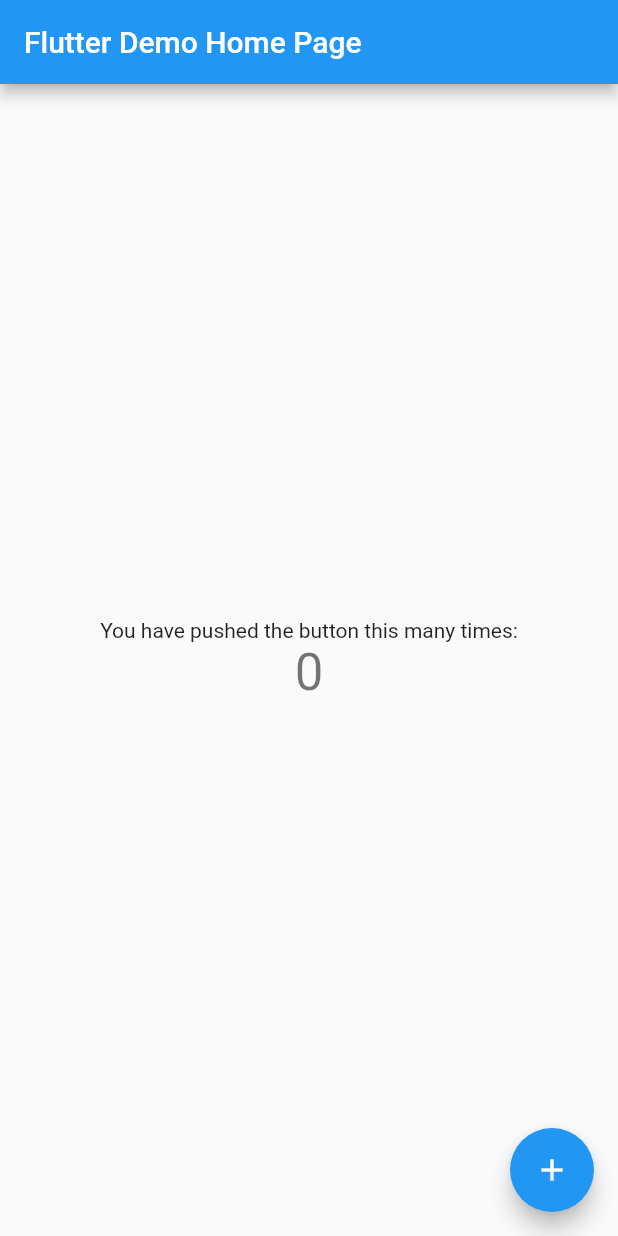
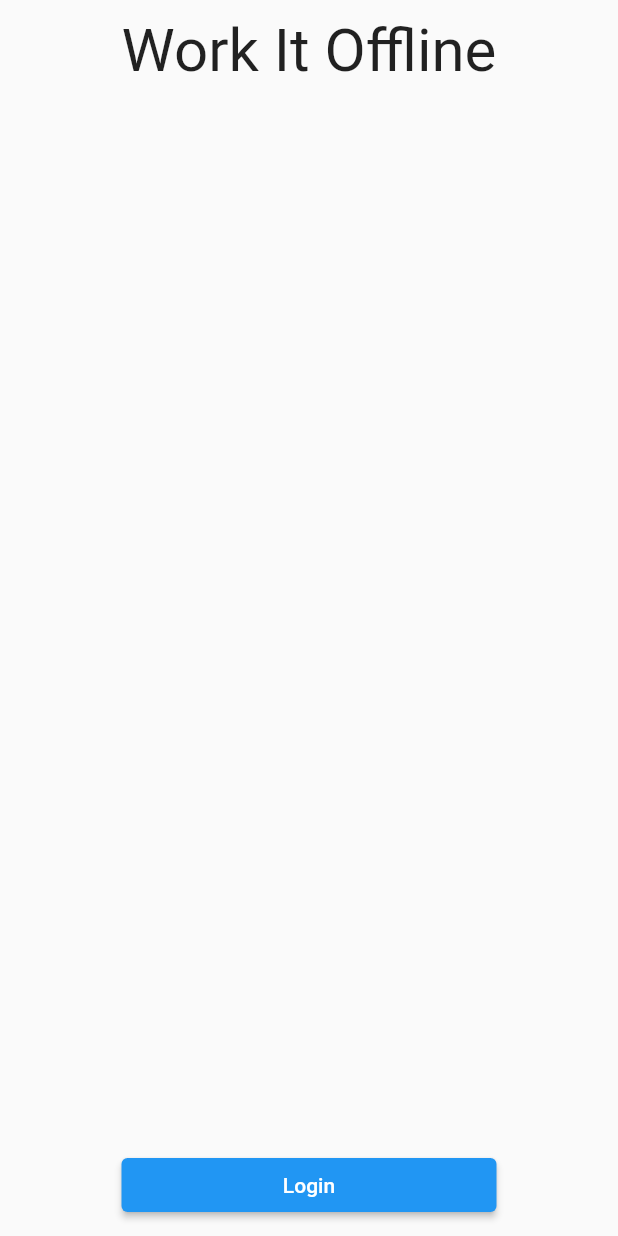
Before and after one commit to Harshit2929/WorkItOffline, a Flutter app: the screen it shows after launch, on a phone screen of 412 x 824 dp. Run offline on Flutter 3.47's test engine with Material 2 defaults, Android fonts, the phone set to English and light mode, and no system bars.

Commit message:
Added screens and routes

```diff
--- /dev/null
+++ b/app/lib/buttons.dart
@@ -0,0 +1,20 @@
+import 'package:flutter/material.dart';
+
+class ActiveButton extends StatelessWidget {
+  final String text;
+  final VoidCallback callback;
+
+  const ActiveButton({Key? key, required this.text, required this.callback})
+      : super(key: key);
+
+  @override
+  Widget build(BuildContext context) {
+    return Container(
+      width: 250,
+      child: ElevatedButton(
+        onPressed: callback,
+        child: Text(text),
+      ),
+    );
+  }
+}
--- /dev/null
+++ b/app/lib/constants/colors.dart
@@ -0,0 +1,8 @@
+import 'package:flutter/material.dart';
+//
+// final Map<int, Color> color = {
+//   50: Color(),
+// };
+class AppTheme{
+  AppTheme._();
+}
--- /dev/null
+++ b/app/lib/constants/texts.dart
@@ -0,0 +1,9 @@
+class TextConstants {
+  TextConstants._();
+
+  static const appTitle = "Work It Offline";
+  static const nrlm = "National Rural Livelihood Mission";
+
+  // buttons
+  static const login = "Login";
+}
--- a/app/lib/main.dart
+++ b/app/lib/main.dart
@@ -1,3 +1,4 @@
+import 'package:app/routes.dart';
 import 'package:flutter/material.dart';
 
 void main() {
@@ -12,104 +13,9 @@ class MyApp extends StatelessWidget {
   Widget build(BuildContext context) {
     return MaterialApp(
       title: 'Flutter Demo',
-      theme: ThemeData(
-        // This is the theme of your application.
-        //
-        // Try running your application with "flutter run". You'll see the
-        // application has a blue toolbar. Then, without quitting the app, try
-        // changing the primarySwatch below to Colors.green and then invoke
-        // "hot reload" (press "r" in the console where you ran "flutter run",
-        // or simply save your changes to "hot reload" in a Flutter IDE).
-        // Notice that the counter didn't reset back to zero; the application
-        // is not restarted.
-        primarySwatch: Colors.blue,
-      ),
-      home: const MyHomePage(title: 'Flutter Demo Home Page'),
+      theme: ThemeData(),
+      onGenerateRoute: onGenerateRoute,
+      initialRoute: AllRoutesConstants.initPage,
     );
   }
 }
-
-class MyHomePage extends StatefulWidget {
-  const MyHomePage({Key? key, required this.title}) : super(key: key);
-
-  // This widget is the home page of your application. It is stateful, meaning
-  // that it has a State object (defined below) that contains fields that affect
-  // how it looks.
-
-  // This class is the configuration for the state. It holds the values (in this
-  // case the title) provided by the parent (in this case the App widget) and
-  // used by the build method of the State. Fields in a Widget subclass are
-  // always marked "final".
-
-  final String title;
-
-  @override
-  State<MyHomePage> createState() => _MyHomePageState();
-}
-
-class _MyHomePageState extends State<MyHomePage> {
-  int _counter = 0;
-
-  void _incrementCounter() {
-    setState(() {
-      // This call to setState tells the Flutter framework that something has
-      // changed in this State, which causes it to rerun the build method below
-      // so that the display can reflect the updated values. If we changed
-      // _counter without calling setState(), then the build method would not be
-      // called again, and so nothing would appear to happen.
-      _counter++;
-    });
-  }
-
-  @override
-  Widget build(BuildContext context) {
-    // This method is rerun every time setState is called, for instance as done
-    // by the _incrementCounter method above.
-    //
-    // The Flutter framework has been optimized to make rerunning build methods
-    // fast, so that you can just rebuild anything that needs updating rather
-    // than having to individually change instances of widgets.
-    return Scaffold(
-      appBar: AppBar(
-        // Here we take the value from the MyHomePage object that was created by
-        // the App.build method, and use it to set our appbar title.
-        title: Text(widget.title),
-      ),
-      body: Center(
-        // Center is a layout widget. It takes a single child and positions it
-        // in the middle of the parent.
-        child: Column(
-          // Column is also a layout widget. It takes a list of children and
-          // arranges them vertically. By default, it sizes itself to fit its
-          // children horizontally, and tries to be as tall as its parent.
-          //
-          // Invoke "debug painting" (press "p" in the console, choose the
-          // "Toggle Debug Paint" action from the Flutter Inspector in Android
-          // Studio, or the "Toggle Debug Paint" command in Visual Studio Code)
-          // to see the wireframe for each widget.
-          //
-          // Column has various properties to control how it sizes itself and
-          // how it positions its children. Here we use mainAxisAlignment to
-          // center the children vertically; the main axis here is the vertical
-          // axis because Columns are vertical (the cross axis would be
-          // horizontal).
-          mainAxisAlignment: MainAxisAlignment.center,
-          children: <Widget>[
-            const Text(
-              'You have pushed the button this many times:',
-            ),
-            Text(
-              '$_counter',
-              style: Theme.of(context).textTheme.headline4,
-            ),
-          ],
-        ),
-      ),
-      floatingActionButton: FloatingActionButton(
-        onPressed: _incrementCounter,
-        tooltip: 'Increment',
-        child: const Icon(Icons.add),
-      ), // This trailing comma makes auto-formatting nicer for build methods.
-    );
-  }
-}
--- /dev/null
+++ b/app/lib/pages/home.dart
@@ -0,0 +1,23 @@
+import 'package:app/routes.dart';
+import 'package:flutter/material.dart';
+
+class HomePage extends StatelessWidget {
+  const HomePage({Key? key}) : super(key: key);
+
+  @override
+  Widget build(BuildContext context) {
+    return Scaffold(
+        body: Center(
+      child: Container(
+        width: 50,
+        height: 50,
+        color: Colors.pink,
+        child: IconButton(
+            onPressed: () {
+              Navigator.pushNamed(context, AllRoutesConstants.newMeeting);
+            },
+            icon: const Icon(Icons.add)),
+      ),
+    ));
+  }
+}
--- /dev/null
+++ b/app/lib/pages/init_page.dart
@@ -0,0 +1,39 @@
+import 'package:app/buttons.dart';
+import 'package:app/constants/texts.dart';
+import 'package:app/routes.dart';
+import 'package:flutter/material.dart';
+
+class InitialPage extends StatelessWidget {
+  InitialPage({Key? key}) : super(key: key);
+
+  @override
+  Widget build(BuildContext context) {
+    return Scaffold(
+      body: Center(
+        child: Expanded(
+          child: SafeArea(
+            child: Container(
+              padding: const EdgeInsets.symmetric(vertical: 10, horizontal: 10),
+              child: Column(
+                mainAxisAlignment: MainAxisAlignment.spaceBetween,
+                children: [
+                  const Text(
+                    TextConstants.appTitle,
+                    style: TextStyle(fontSize: 40),
+                  ),
+                  ActiveButton(
+                    text: TextConstants.login,
+                    callback: () {
+                      // Navigator.pushNamed(context, AllRoutesConstants.login);
+                      Navigator.pushNamed(context, AllRoutesConstants.home);
+                    },
+                  )
+                ],
+              ),
+            ),
+          ),
+        ),
+      ),
+    );
+  }
+}
--- /dev/null
+++ b/app/lib/pages/login.dart
@@ -0,0 +1,12 @@
+import 'package:flutter/material.dart';
+
+class LoginPage extends StatelessWidget {
+  const LoginPage({Key? key}) : super(key: key);
+
+  @override
+  Widget build(BuildContext context) {
+    return Scaffold(
+      body: Text("Login")
+    );
+  }
+}
--- /dev/null
+++ b/app/lib/routes.dart
@@ -0,0 +1,27 @@
+import 'package:app/pages/home.dart';
+import 'package:app/pages/init_page.dart';
+import 'package:flutter/material.dart';
+
+import 'pages/login.dart';
+
+Route? onGenerateRoute(RouteSettings settings) {
+  switch (settings.name) {
+    case AllRoutesConstants.initPage:
+      return MaterialPageRoute(builder: (_) => InitialPage());
+    case AllRoutesConstants.login:
+      return MaterialPageRoute(builder: (_) => LoginPage());
+    case AllRoutesConstants.home:
+      return MaterialPageRoute(builder: (_) => HomePage());
+    case AllRoutesConstants.newMeeting:
+      return MaterialPageRoute(builder: (_) => HomePage());
+  }
+}
+
+class AllRoutesConstants {
+  AllRoutesConstants._();
+
+  static const initPage = '/';
+  static const home = 'home';
+  static const login = 'login';
+  static const newMeeting = 'newMeeting';
+}
```
Also changed, not shown: app/lib/pages/meeting_attendence.dart (added), app/lib/pages/new_meeting.dart (added), app/lib/pages/records.dart (added), app/lib/pages/splash_screen.dart (added), app/pubspec.lock, 2 other files.
